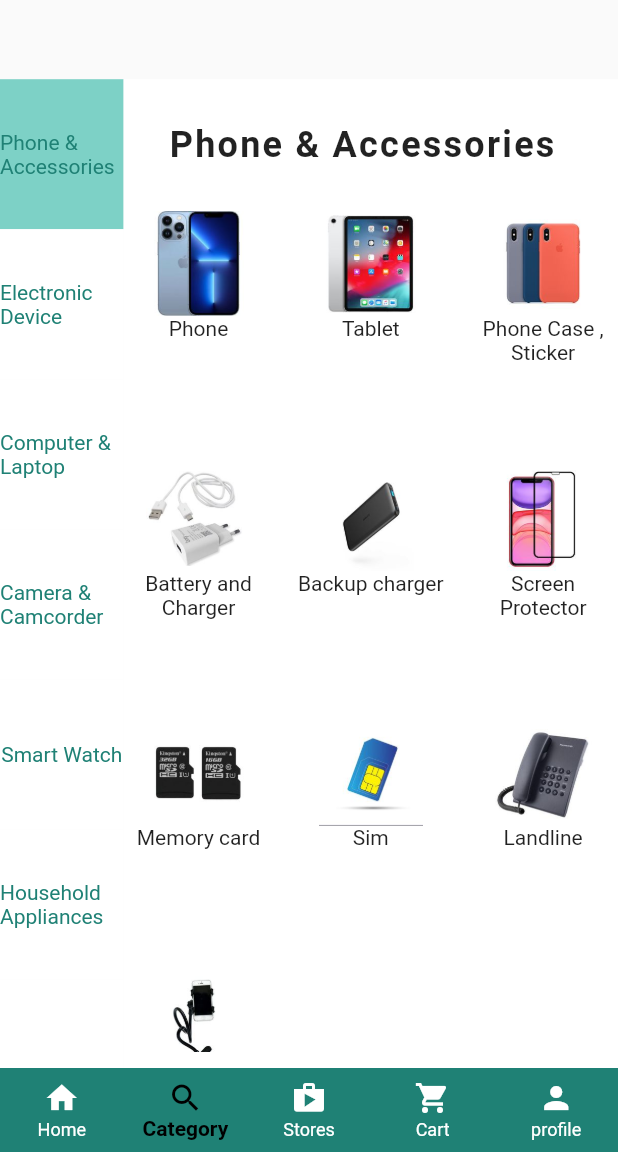
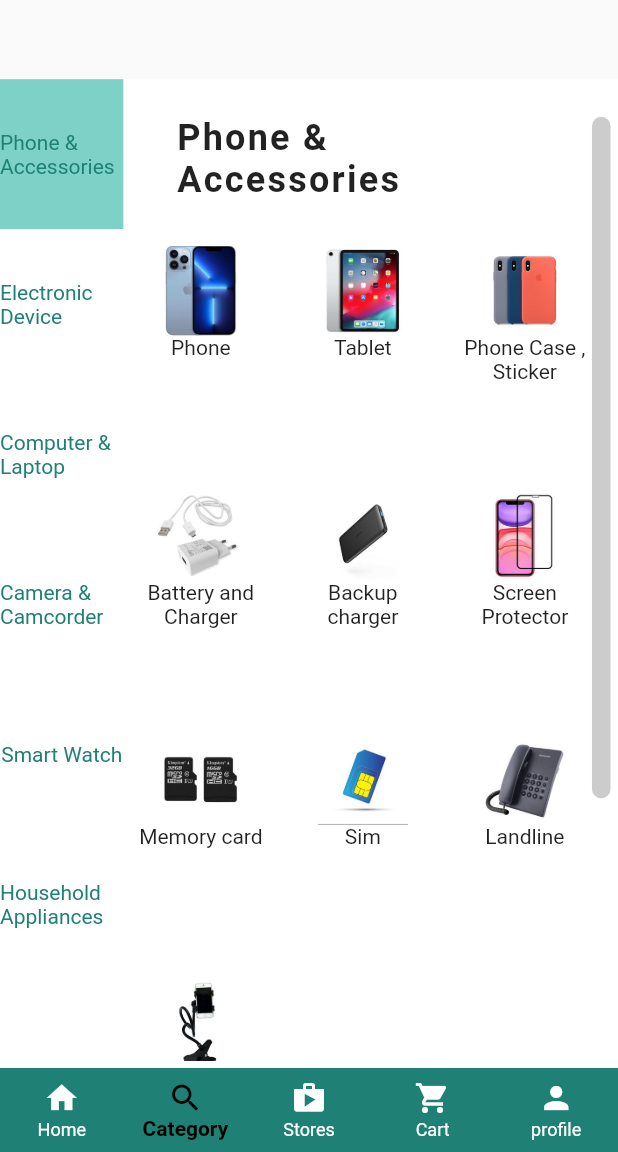
Before and after one commit to quocanh0712/final_techex_app, a Flutter app: the screen it shows after launch, item 2 of the bottom bar chosen, on a phone screen of 412 x 824 dp, the part 84-1236 px from its top. Run offline on Flutter 3.47's test engine with Material 2 defaults, Android fonts, the light colour scheme and no system bars.

Commit message:
RÃáºefactoring code to rebuild

```diff
--- a/lib/categories/phone_category.dart
+++ b/lib/categories/phone_category.dart
@@ -2,6 +2,7 @@ import 'package:final_techex_app/utilities/category_list.dart';
 import 'package:flutter/material.dart';
 
 import '../minor_screen/subcateg_products.dart';
+import '../widgets/categ_widgets.dart';
 
 /*List<String> imagePhone = [
   'images/phone/image0.jpeg',
@@ -35,55 +36,50 @@ class PhoneCategory extends StatelessWidget {
 
   @override
   Widget build(BuildContext context) {
-    return Column(
+    return Padding(
+      padding: const EdgeInsets.all(5.0),
+      child: Stack(
+        children: [
+          Positioned(
+            bottom: 0,
+            left: 0,
+            child: SizedBox(
+              height: MediaQuery.of(context).size.height * 0.8,
+              width: MediaQuery.of(context).size.width * 0.75,
+              child: Column(
                 crossAxisAlignment: CrossAxisAlignment.start,
                 children: [
-        const Padding(
-          padding: EdgeInsets.all(30.0),
-          child: Text('Phone & Accessories',
-              style: TextStyle(
-                  fontSize: 24,
-                  fontWeight: FontWeight.bold,
-                  letterSpacing: 1.5)),
+                  const CategHeaderLabel(
+                    headerLabel: 'Phone & Accessories',
                   ),
                   SizedBox(
-          height: MediaQuery.of(context).size.height * 0.68,
+                    height: MediaQuery.of(context).size.height * 0.67,
                     child: GridView.count(
                       mainAxisSpacing: 70,
                       crossAxisSpacing: 15,
                       crossAxisCount: 3,
-            children: List.generate(phoneandaccessories.length, (index) {
-              return GestureDetector(
-                onTap: () {
-                  Navigator.push(
-                      context,
-                      MaterialPageRoute(
-                          builder: (context) => SubCategoryProducts(
-                                maincategName: 'phoneandaccessories',
-                                subcategName: phoneandaccessories[index],
-                              )));
-                },
-                child: Column(
-                  children: [
-                    SizedBox(
-                      height: 70,
-                      width: 70,
-                      child: Image(
-                        image: AssetImage(
-                            'images/phone/image$index.jpeg'), //the index is following the image index
-                      ),
-                    ),
-                    Text(
-                      phoneandaccessories[index],
-                      textAlign: TextAlign.center,
-                    )
-                  ],
-                ),
+                      children:
+                          List.generate(phoneandaccessories.length, (index) {
+                        return SubcategModel(
+                          mainCategName: 'Phone & Accessories',
+                          subCategName: phoneandaccessories[index],
+                          assetName: 'images/phone/image$index.jpeg',
+                          subcategLabel: phoneandaccessories[index],
                         );
                       }),
                     ),
                   )
                 ],
+              ),
+            ),
+          ),
+          Positioned(
+            top: 0,
+            right: 0,
+            child: SliderBar(),
+          ),
+        ],
+      ),
     );
   }
 }
--- /dev/null
+++ b/lib/widgets/categ_widgets.dart
@@ -0,0 +1,86 @@
+import 'package:flutter/material.dart';
+
+import '../minor_screen/subcateg_products.dart';
+
+class SliderBar extends StatelessWidget {
+  const SliderBar({
+    Key? key,
+  }) : super(key: key);
+
+  @override
+  Widget build(BuildContext context) {
+    return SizedBox(
+      height: MediaQuery.of(context).size.height * 0.6,
+      width: MediaQuery.of(context).size.width * 0.03,
+      child: Padding(
+        padding: const EdgeInsets.symmetric(vertical: 20),
+        child: Container(
+          decoration: BoxDecoration(
+              color: Colors.black.withOpacity(0.2),
+              borderRadius: BorderRadius.circular(50)),
+        ),
+      ),
+    );
+  }
+}
+
+class SubcategModel extends StatelessWidget {
+  final String mainCategName;
+  final String subCategName;
+  final String assetName;
+  final String subcategLabel;
+  const SubcategModel(
+      {Key? key,
+      required this.mainCategName,
+      required this.subCategName,
+      required this.subcategLabel,
+      required this.assetName})
+      : super(key: key);
+
+  @override
+  Widget build(BuildContext context) {
+    return GestureDetector(
+      onTap: () {
+        Navigator.push(
+            context,
+            MaterialPageRoute(
+                builder: (context) => SubCategoryProducts(
+                      maincategName: mainCategName,
+                      subcategName: subCategName,
+                    )));
+      },
+      child: Column(
+        children: [
+          SizedBox(
+            height: 60,
+            width: 60,
+            child: Image(
+              image: AssetImage(
+                  assetName), //the index is following the image index
+            ),
+          ),
+          Text(
+            subcategLabel,
+            textAlign: TextAlign.center,
+          )
+        ],
+      ),
+    );
+  }
+}
+
+class CategHeaderLabel extends StatelessWidget {
+  final String headerLabel;
+  const CategHeaderLabel({Key? key, required this.headerLabel})
+      : super(key: key);
+
+  @override
+  Widget build(BuildContext context) {
+    return Padding(
+      padding: const EdgeInsets.all(30.0),
+      child: Text(headerLabel,
+          style: const TextStyle(
+              fontSize: 24, fontWeight: FontWeight.bold, letterSpacing: 1.5)),
+    );
+  }
+}
```
Lines whose indentation alone changed are shown as unchanged.
